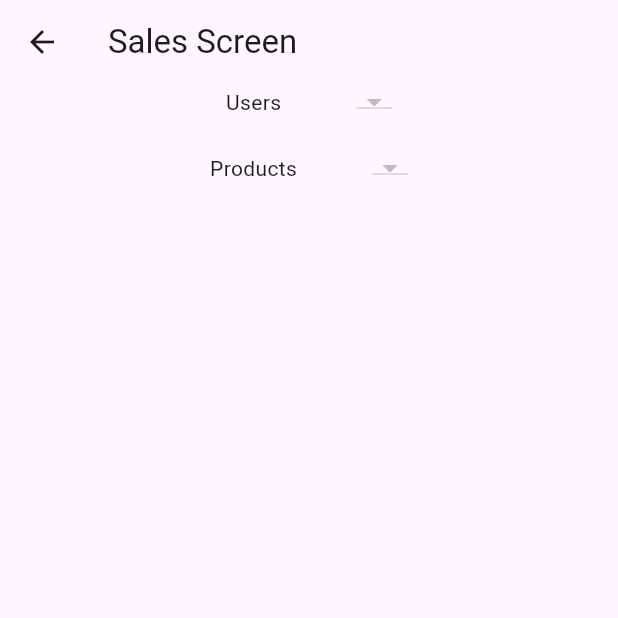
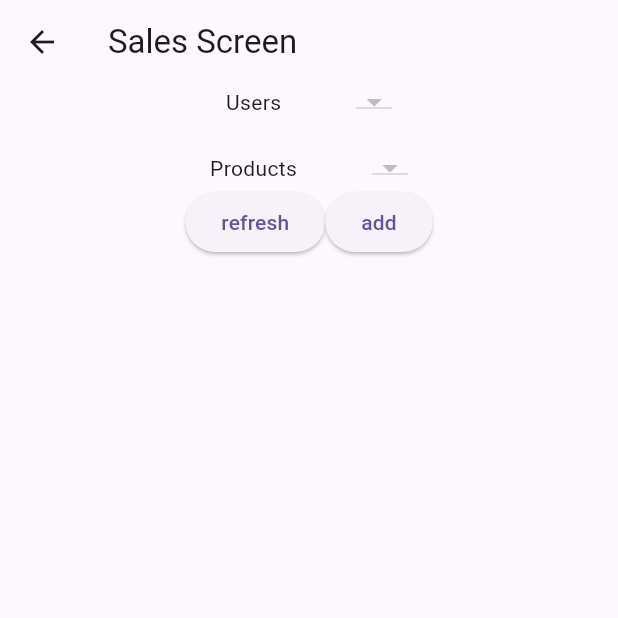
Before and after one commit to YoussefSalah72/sqflite, a Flutter app: the screen it shows after launch, after a tap on "Sales Screen", on a phone screen of 412 x 824 dp, the top half of it. Run offline on Flutter 3.47's test engine with Material 3 defaults, Android fonts, the phone set to English and light mode, and no system bars; our stand-ins replace sqflite; accounts and stored records are empty; statements that could not run were skipped.

Commit message:
insert to sales product

```diff
--- a/lib/view/sales_screen.dart
+++ b/lib/view/sales_screen.dart
@@ -65,6 +65,12 @@ class _SalesScreenState extends State<SalesScreen> {
                 });
               }),
             ],
+          ),
+          Row(
+            mainAxisAlignment: MainAxisAlignment.center,
+            children: [
+              ElevatedButton(onPressed: () async {setState(() {});;}, child: Text("refresh")),
+              ElevatedButton(onPressed: () async {_salesController.InsertToSales();}, child: Text("add")),],
           )
         ],
       ), ), )
```
Also changed, not shown: lib/core/database/sqflite/my_sqflite_database.dart (+7 -0 lines), lib/countroller/sales_controller.dart (+23 -0 lines).
